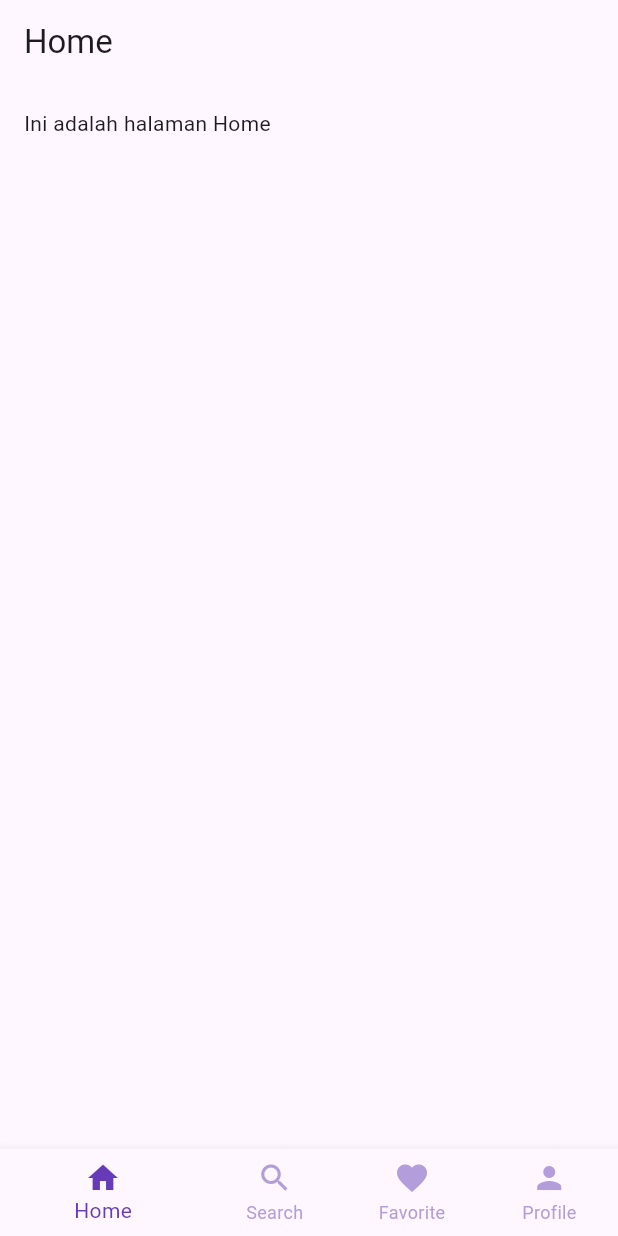
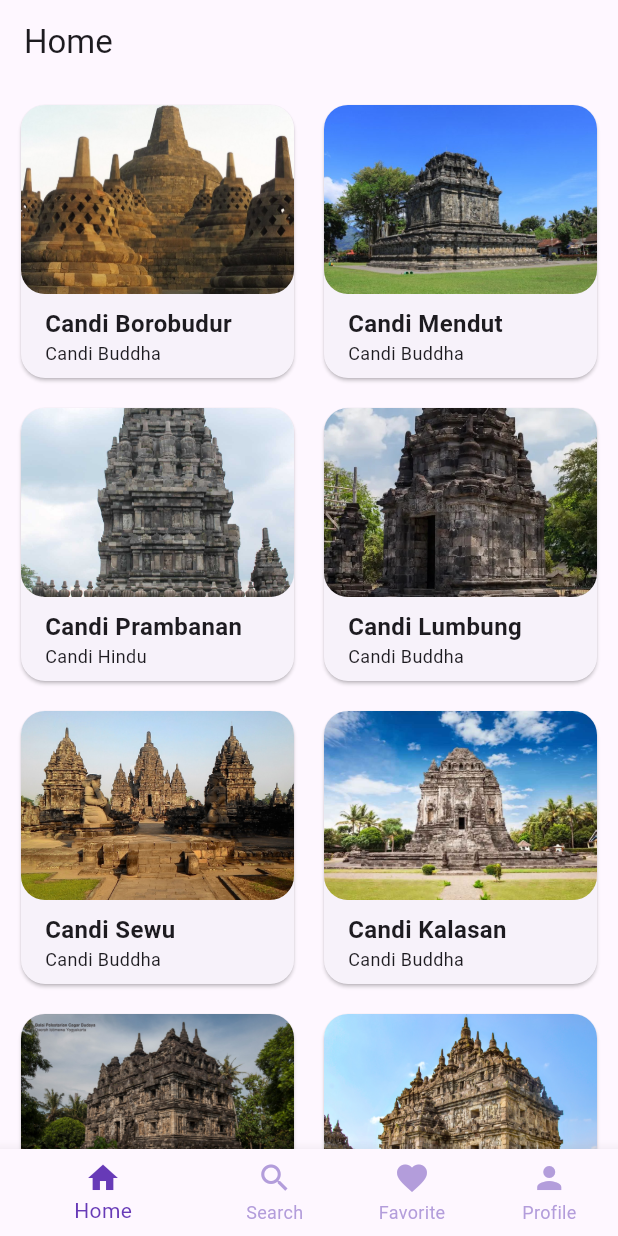
Before and after one commit to Jessvpb/PAB-I, a Flutter app: the screen it shows after launch, on a phone screen of 412 x 824 dp. Run offline on Flutter 3.47's test engine with Material 3 defaults, Android fonts, the phone set to English and light mode, and no system bars.

Commit message:
done grid

```diff
--- a/flutter_bottom_navigation/lib/screens/home_screen.dart
+++ b/flutter_bottom_navigation/lib/screens/home_screen.dart
@@ -1,4 +1,6 @@
 import 'package:flutter/material.dart';
+import 'package:flutter_bottom_navigation/data/candi_data.dart';
+import 'package:flutter_bottom_navigation/models/candi.dart';
 
 class HomeScreen extends StatelessWidget {
   const HomeScreen({super.key});
@@ -9,9 +11,67 @@ class HomeScreen extends StatelessWidget {
         appBar: AppBar(
           title: const Text('Home'),
         ),
-        body: const Padding(
-          padding: EdgeInsets.all(16.0),
-          child: Text('Ini adalah halaman Home'),
+        body: SingleChildScrollView(
+          child: Column(
+            children: [
+              GridView.builder(
+                shrinkWrap: true,
+                gridDelegate: const SliverGridDelegateWithFixedCrossAxisCount(
+                  crossAxisCount: 2,
+                  crossAxisSpacing: 8,
+                  mainAxisSpacing: 8,
+                ),
+                padding: const EdgeInsets.all(8),
+                itemCount: candiList.length,
+                itemBuilder: (context, index) {
+                  Candi candi = candiList[index];
+                  // Tampilan untuk 1 Grid
+                  return Card(
+                      shape: RoundedRectangleBorder(
+                        borderRadius: BorderRadius.circular(16),
+                      ),
+                      margin: const EdgeInsets.all(6),
+                      elevation: 1,
+                      child: Column(
+                        crossAxisAlignment: CrossAxisAlignment.stretch,
+                        children: [
+                          //GAMBAR CANDI
+                          Expanded(
+                            child: ClipRRect(
+                              borderRadius: BorderRadius.circular(16),
+                              child: Image.asset(
+                                candi.imageAsset,
+                                fit: BoxFit.cover,
+                              ),
+                            ),
+                          ),
+                          //NAMA CANDI
+                          Padding(
+                            padding: const EdgeInsets.only(left: 16, top: 8),
+                            child: Text(
+                              candi.name,
+                              style: const TextStyle(
+                                fontSize: 16,
+                                fontWeight: FontWeight.bold,
+                              ),
+                            ),
+                          ),
+                          //TIPE CANDI
+                          Padding(
+                            padding: const EdgeInsets.only(left: 16, bottom: 8),
+                            child: Text(
+                              candi.type,
+                              style: const TextStyle(
+                                fontSize: 12,
+                              ),
+                            ),
+                          ),
+                        ],
+                      ));
+                },
+              )
+            ],
+          ),
         ));
   }
 }
--- a/flutter_bottom_navigation/pubspec.yaml
+++ b/flutter_bottom_navigation/pubspec.yaml
@@ -1,6 +1,6 @@
 name: flutter_bottom_navigation
 description: "A new Flutter project."
-publish_to: 'none'
+publish_to: "none"
 version: 0.1.0
 
 environment:
@@ -17,3 +17,5 @@ dev_dependencies:
 
 flutter:
   uses-material-design: true
+  assets:
+    - images/
```
Also changed, not shown: flutter_bottom_navigation/images/borobudur.jpeg (renamed from flutter_bottom_navigation/lib/images/borobudur.jpeg), flutter_bottom_navigation/images/jago.jpeg (renamed from flutter_bottom_navigation/lib/images/jago.jpeg), flutter_bottom_navigation/images/kalasan.jpeg (renamed from flutter_bottom_navigation/lib/images/kalasan.jpeg), flutter_bottom_navigation/images/logo_candi.png (renamed from flutter_bottom_navigation/lib/images/logo_candi.png), flutter_bottom_navigation/images/lumbung.jpeg (renamed from flutter_bottom_navigation/lib/images/lumbung.jpeg), flutter_bottom_navigation/images/mendut.jpeg (renamed from flutter_bottom_navigation/lib/images/mendut.jpeg), flutter_bottom_navigation/images/placeholder_image.png (renamed from flutter_bottom_navigation/lib/images/placeholder_image.png), flutter_bottom_navigation/images/plaosan.jpeg (renamed from flutter_bottom_navigation/lib/images/plaosan.jpeg), flutter_bottom_navigation/images/prambanan.jpeg (renamed from flutter_bottom_navigation/lib/images/prambanan.jpeg), flutter_bottom_navigation/images/sari.jpeg (renamed from flutter_bottom_navigation/lib/images/sari.jpeg), flutter_bottom_navigation/images/sewu.jpeg (renamed from flutter_bottom_navigation/lib/images/sewu.jpeg), flutter_bottom_navigation/images/singosari.jpeg (renamed from flutter_bottom_navigation/lib/images/singosari.jpeg).
